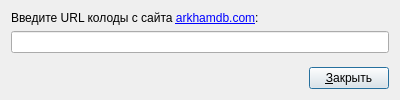
Qt form view/ui/open_url.ui (TreOne/Arkham-Horror-Decker-v2) before a commit.
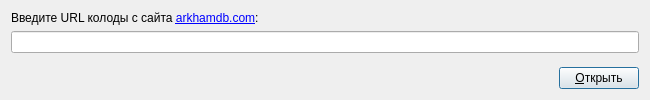
The same form after that commit. Icons and pictures are not drawn.

Commit message: Добавлен и оптимизирован разбор информации о колоде с сайта

What changed in the file:
```diff
--- a/view/ui/open_url.ui
+++ b/view/ui/open_url.ui
@@ -6,7 +6,7 @@
    <rect>
     <x>0</x>
     <y>0</y>
-    <width>400</width>
+    <width>650</width>
     <height>100</height>
    </rect>
   </property>
@@ -62,7 +62,7 @@
         <locale language="English" country="UnitedStates"/>
        </property>
        <property name="text">
-        <string>&amp;Закрыть</string>
+        <string>&amp;Открыть</string>
        </property>
        <property name="shortcut">
         <string>Ctrl+Q</string>
```
Left out of the diff: 21 changed lines with no effect on the pictures. The commit also changes 3 other files.
